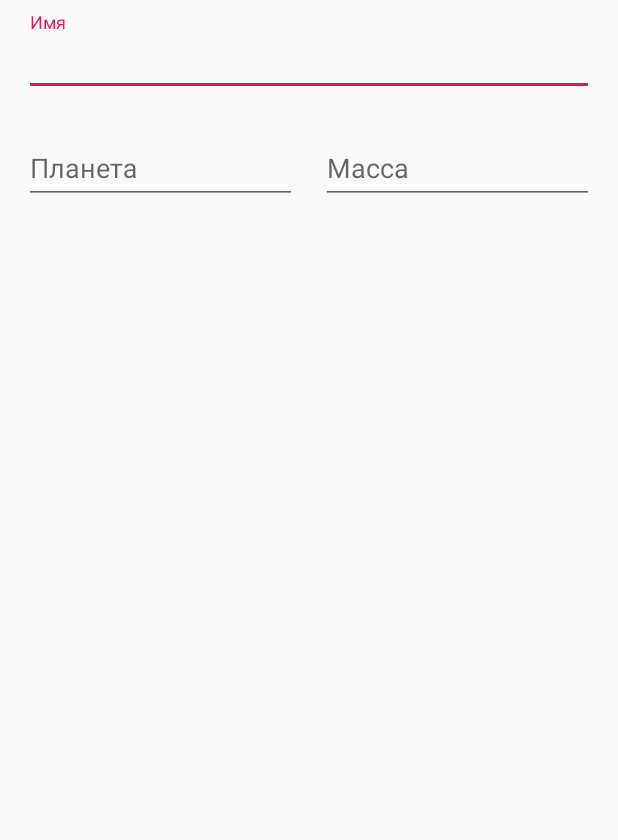
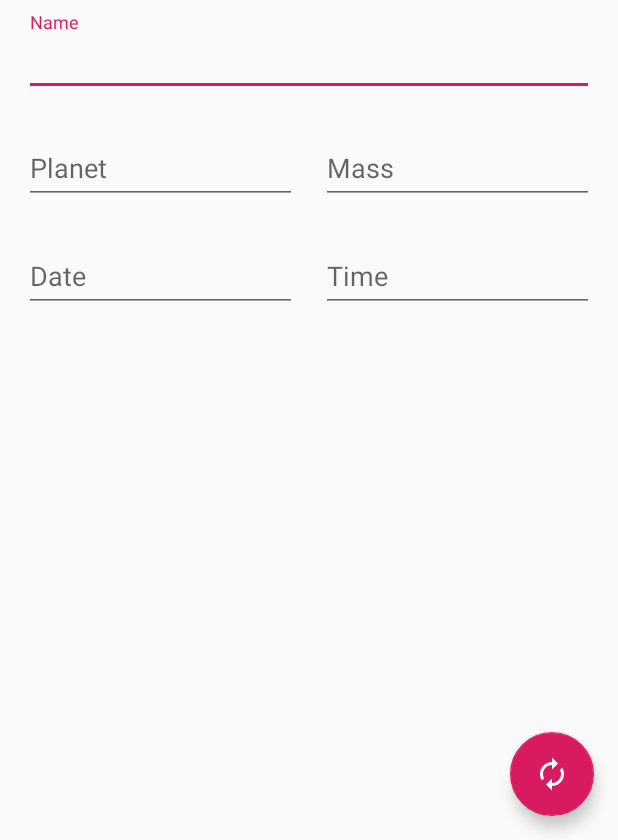
Before and after one commit to PhobosXIII/newton-park-lessons-v2, an Android app: the AddPersonActivity screen opened directly, with no data from a screen before it, on a phone screen of 412 x 824 dp, the part 396-1236 px from its top. Run offline under Robolectric (Android 15) with nearby library versions, the phone set to English and light mode, and no system bars; our stand-ins replace Picasso; pictures from the network do not load.

Commit message:
Add example that demonstrates the datetime format

```diff
--- a/app/src/main/java/com/future/scientists/swpeople/AddPersonActivity.java
+++ b/app/src/main/java/com/future/scientists/swpeople/AddPersonActivity.java
@@ -3,12 +3,18 @@ package com.future.scientists.swpeople;
 import android.content.Context;
 import android.content.Intent;
 import android.os.Bundle;
+import android.util.Log;
 import android.view.Menu;
 import android.view.MenuItem;
 import android.widget.ImageView;
 
+import com.google.android.material.floatingactionbutton.FloatingActionButton;
 import com.google.android.material.textfield.TextInputLayout;
 import com.squareup.picasso.Picasso;
+
+import java.text.ParseException;
+import java.text.SimpleDateFormat;
+import java.util.Date;
 
 import androidx.appcompat.app.AppCompatActivity;
 
@@ -18,6 +24,8 @@ public class AddPersonActivity extends AppCompatActivity {
     private TextInputLayout tilName;
     private TextInputLayout tilPlanet;
     private TextInputLayout tilMass;
+    private TextInputLayout tilDate;
+    private TextInputLayout tilTime;
     private PersonGenerator generator = new PersonGenerator();
     private String avatarLink = "";
 
@@ -34,8 +42,26 @@ public class AddPersonActivity extends AppCompatActivity {
         tilName = findViewById(R.id.tilName);
         tilPlanet = findViewById(R.id.tilPlanet);
         tilMass = findViewById(R.id.tilMass);
-        loadImage();
-        ivAvatar.setOnClickListener(view -> loadImage());
+        tilDate = findViewById(R.id.tilDate);
+        tilTime = findViewById(R.id.tilTime);
+
+        loadImage(generator.getAvatarLink());
+        ivAvatar.setOnClickListener(view -> loadImage(generator.getAvatarLink()));
+
+        FloatingActionButton fab = findViewById(R.id.fab);
+        fab.setOnClickListener(view -> {
+            Person person = generator.getPerson();
+            loadImage(person.getAvatar());
+            tilName.getEditText().setText(person.getName());
+            tilPlanet.getEditText().setText(person.getPlanet());
+            tilMass.getEditText().setText(String.valueOf(person.getMass()));
+
+            Date birthday = new Date(person.getBirthday());
+            SimpleDateFormat formatDate = new SimpleDateFormat("dd.MM.yyyy"); // e.g. 24.10.2018
+            tilDate.getEditText().setText(formatDate.format(birthday));
+            SimpleDateFormat formatTime = new SimpleDateFormat("HH:mm"); // e.g. 15:46
+            tilTime.getEditText().setText(formatTime.format(birthday));
+        });
     }
 
     @Override
@@ -51,7 +77,16 @@ public class AddPersonActivity extends AppCompatActivity {
             String planet = tilPlanet.getEditText().getText().toString();
             String massString = tilMass.getEditText().getText().toString();
             int mass = massString.isEmpty() ? 0 : Integer.valueOf(massString);
-            Person person = new Person(name, avatarLink, planet, mass);
+            String dateTime = tilDate.getEditText().getText().toString() + " " + tilTime.getEditText().getText().toString();
+            SimpleDateFormat format = new SimpleDateFormat("dd.MM.yyyy HH:mm"); // e.g. 24.10.2018 15:46
+            long birthday;
+            try {
+                birthday = format.parse(dateTime).getTime();
+            } catch (ParseException e) {
+                birthday = new Date().getTime();
+                Log.e("AddPersonActivity", "Date parse error", e);
+            }
+            Person person = new Person(name, avatarLink, planet, mass, birthday);
             AppDatabase.getInstance(this).personDao().insertPerson(person);
             finish();
             return true;
@@ -60,8 +95,8 @@ public class AddPersonActivity extends AppCompatActivity {
         }
     }
 
-    private void loadImage() {
-        avatarLink = generator.getAvatarLink();
+    private void loadImage(String link) {
+        avatarLink = link;
         Picasso.get().load(avatarLink)
                 .placeholder(R.drawable.ic_launcher_background)
                 .error(R.drawable.ic_launcher_background)
--- a/app/src/main/java/com/future/scientists/swpeople/PersonGenerator.java
+++ b/app/src/main/java/com/future/scientists/swpeople/PersonGenerator.java
@@ -1,6 +1,7 @@
 package com.future.scientists.swpeople;
 
 import java.util.ArrayList;
+import java.util.Date;
 import java.util.List;
 import java.util.Random;
 
@@ -26,7 +27,7 @@ public class PersonGenerator {
         final String avatar = avatars[random.nextInt(avatars.length)];
         final String planet = planets[random.nextInt(planets.length)];
         final int mass = minMass + random.nextInt(maxMass - minMass + 1);
-        return new Person(name, avatar, planet, mass);
+        return new Person(name, avatar, planet, mass, new Date().getTime());
     }
 
     public List<Person> getPeople(final int count){
--- /dev/null
+++ b/app/src/main/res/drawable/ic_autorenew_black_24dp.xml
@@ -0,0 +1,9 @@
+<vector xmlns:android="http://schemas.android.com/apk/res/android"
+        android:width="24dp"
+        android:height="24dp"
+        android:viewportWidth="24.0"
+        android:viewportHeight="24.0">
+    <path
+        android:fillColor="#FF000000"
+        android:pathData="M12,6v3l4,-4 -4,-4v3c-4.42,0 -8,3.58 -8,8 0,1.57 0.46,3.03 1.24,4.26L6.7,14.8c-0.45,-0.83 -0.7,-1.79 -0.7,-2.8 0,-3.31 2.69,-6 6,-6zM18.76,7.74L17.3,9.2c0.44,0.84 0.7,1.79 0.7,2.8 0,3.31 -2.69,6 -6,6v-3l-4,4 4,4v-3c4.42,0 8,-3.58 8,-8 0,-1.57 -0.46,-3.03 -1.24,-4.26z"/>
+</vector>
--- a/app/src/main/res/layout/activity_add_person.xml
+++ b/app/src/main/res/layout/activity_add_person.xml
@@ -17,7 +17,7 @@
         app:layout_constraintEnd_toEndOf="parent"
         app:layout_constraintStart_toStartOf="parent"
         app:layout_constraintTop_toTopOf="parent"
-        tools:srcCompat="@tools:sample/backgrounds/scenic" />
+        tools:srcCompat="@tools:sample/avatars" />
 
     <com.google.android.material.textfield.TextInputLayout
         android:id="@+id/tilName"
@@ -33,7 +33,7 @@
         <com.google.android.material.textfield.TextInputEditText
             android:layout_width="match_parent"
             android:layout_height="wrap_content"
-            android:hint="Имя" />
+            android:hint="Name" />
     </com.google.android.material.textfield.TextInputLayout>
 
     <com.google.android.material.textfield.TextInputLayout
@@ -50,7 +50,7 @@
         <com.google.android.material.textfield.TextInputEditText
             android:layout_width="match_parent"
             android:layout_height="wrap_content"
-            android:hint="Планета" />
+            android:hint="Planet" />
     </com.google.android.material.textfield.TextInputLayout>
 
     <com.google.android.material.textfield.TextInputLayout
@@ -67,8 +67,55 @@
         <com.google.android.material.textfield.TextInputEditText
             android:layout_width="match_parent"
             android:layout_height="wrap_content"
-            android:hint="Масса"
+            android:hint="Mass"
             android:inputType="number" />
     </com.google.android.material.textfield.TextInputLayout>
 
+    <com.google.android.material.textfield.TextInputLayout
+        android:id="@+id/tilDate"
+        android:layout_width="0dp"
+        android:layout_height="wrap_content"
+        android:layout_marginStart="16dp"
+        android:layout_marginTop="16dp"
+        android:layout_marginEnd="8dp"
+        app:layout_constraintEnd_toStartOf="@+id/tilTime"
+        app:layout_constraintStart_toStartOf="parent"
+        app:layout_constraintTop_toBottomOf="@+id/tilPlanet">
+
+        <com.google.android.material.textfield.TextInputEditText
+            android:layout_width="match_parent"
+            android:layout_height="wrap_content"
+            android:hint="Date"
+            android:inputType="date" />
+    </com.google.android.material.textfield.TextInputLayout>
+
+    <com.google.android.material.textfield.TextInputLayout
+        android:id="@+id/tilTime"
+        android:layout_width="0dp"
+        android:layout_height="wrap_content"
+        android:layout_marginStart="8dp"
+        android:layout_marginTop="16dp"
+        android:layout_marginEnd="16dp"
+        app:layout_constraintEnd_toEndOf="parent"
+        app:layout_constraintStart_toEndOf="@+id/tilDate"
+        app:layout_constraintTop_toBottomOf="@+id/tilMass">
+
+        <com.google.android.material.textfield.TextInputEditText
+            android:layout_width="match_parent"
+            android:layout_height="wrap_content"
+            android:hint="Time"
+            android:inputType="time" />
+    </com.google.android.material.textfield.TextInputLayout>
+
+    <com.google.android.material.floatingactionbutton.FloatingActionButton
+        android:id="@+id/fab"
+        android:layout_width="wrap_content"
+        android:layout_height="wrap_content"
+        android:layout_marginEnd="@dimen/fab_margin"
+        android:layout_marginBottom="@dimen/fab_margin"
+        android:tint="@android:color/white"
+        app:layout_constraintBottom_toBottomOf="parent"
+        app:layout_constraintEnd_toEndOf="parent"
+        app:srcCompat="@drawable/ic_autorenew_black_24dp" />
+
 </androidx.constraintlayout.widget.ConstraintLayout>
```
Also changed, not shown: app/src/main/java/com/future/scientists/swpeople/Person.java (+20 -5 lines), app/src/main/java/com/future/scientists/swpeople/PersonActivity.java (+8 -0 lines), app/src/main/res/layout/activity_person.xml (+26 -3 lines).
